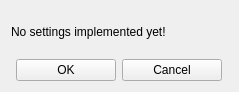
The window that ftnoir_protocol_vjoy_sf/ftnoir_vjoy_sf_controls.ui (opentrack/opentrack) describes before a commit, drawn with Qt 5.
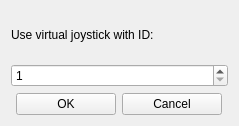
The same window after the commit. Icons and pictures are not drawn.

Commit message: vJoy SF: added virtual joystick id option.

Diff of the .ui file:
```diff
--- a/ftnoir_protocol_vjoy_sf/ftnoir_vjoy_sf_controls.ui
+++ b/ftnoir_protocol_vjoy_sf/ftnoir_vjoy_sf_controls.ui
@@ -10,7 +10,7 @@
     <x>0</x>
     <y>0</y>
     <width>239</width>
-    <height>92</height>
+    <height>126</height>
    </rect>
   </property>
   <property name="windowTitle">
@@ -30,7 +30,17 @@
    <item>
     <widget class="QLabel" name="label">
      <property name="text">
-      <string>No settings implemented yet!</string>
+      <string>Use virtual joystick with ID:</string>
+     </property>
+    </widget>
+   </item>
+   <item>
+    <widget class="QSpinBox" name="sbvJoyID">
+     <property name="minimum">
+      <number>1</number>
+     </property>
+     <property name="maximum">
+      <number>16</number>
      </property>
     </widget>
    </item>
```
Left out of the diff: 6 changed lines with no effect on the pictures. The commit also changes 3 other files.
